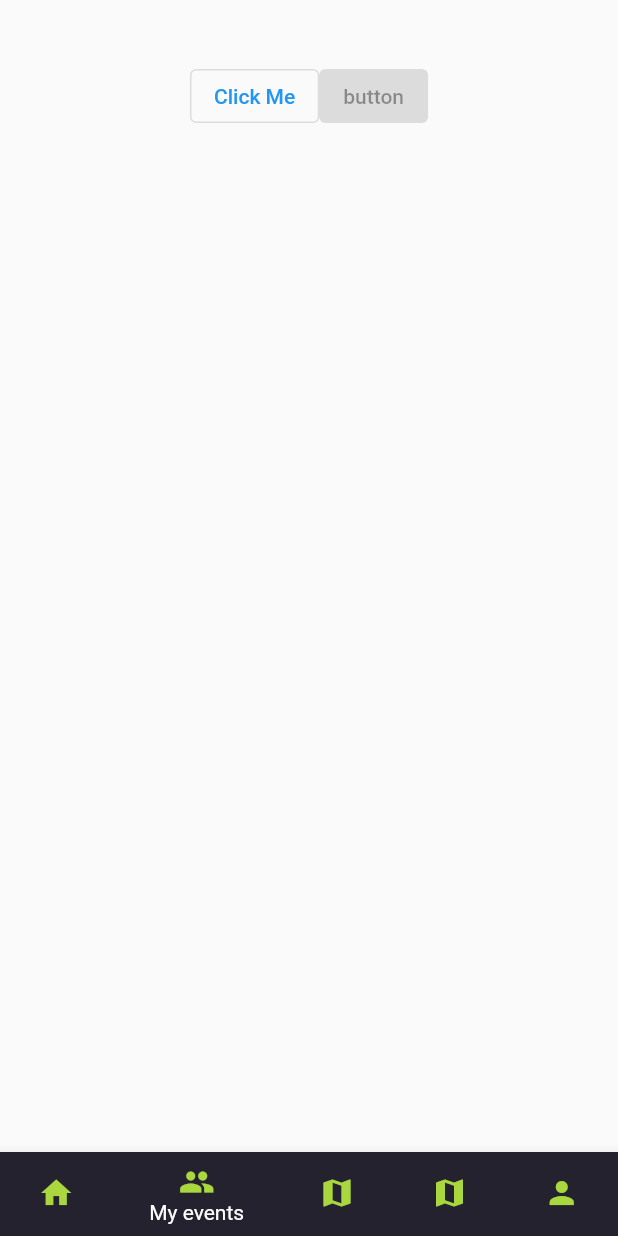
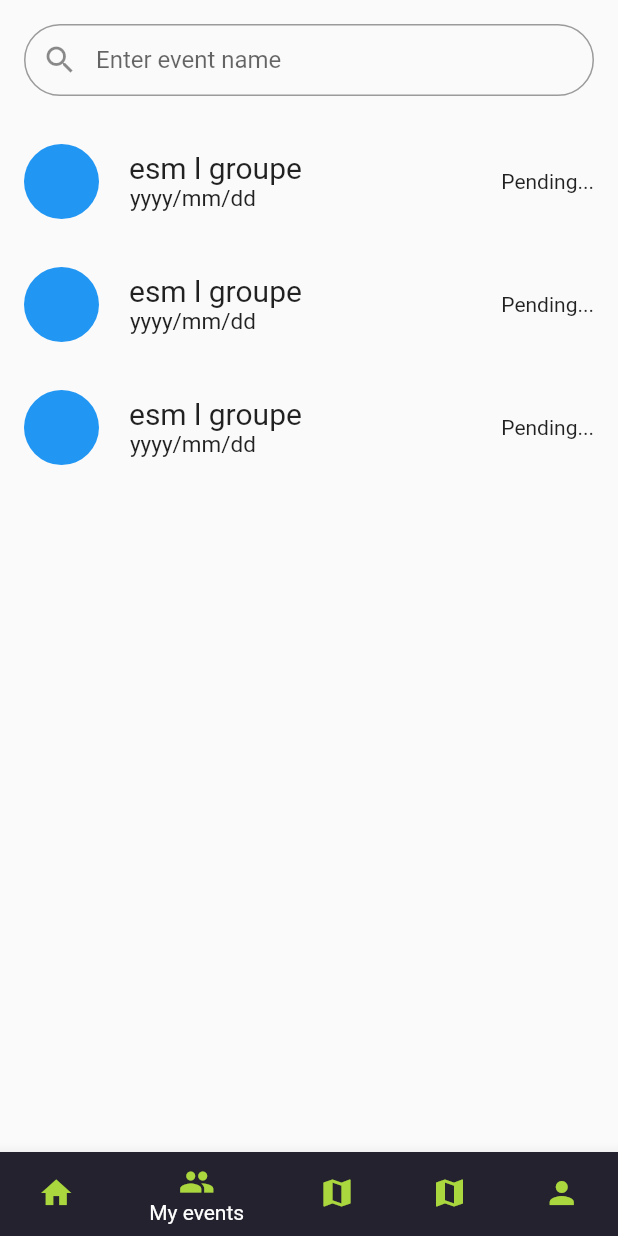
Before and after one commit to mohamedkhrouf/my-camp, a Flutter app: the screen it shows after launch, item 2 of the bottom bar chosen, on a phone screen of 412 x 824 dp. Run offline on Flutter 3.47's test engine with Material 2 defaults, Android fonts, the phone set to English and light mode, and no system bars.

Commit message:
events / discussions / navigator

```diff
--- /dev/null
+++ b/lib/screens/discussion/mainScreen/discussion.dart
@@ -0,0 +1,30 @@
+import 'package:flutter/cupertino.dart';
+import 'package:flutter/material.dart';
+import 'package:my_camp/screens/homePage/widgets/publication.dart';
+
+
+
+class Discussion extends StatefulWidget {
+  @override
+  _Discussion createState() => _Discussion();
+}
+
+class _Discussion extends  State<Discussion> {
+
+
+  @override
+  Widget build(BuildContext context) {
+    return SingleChildScrollView(
+      child: Column(
+        children: [
+          Container(
+            child: ElevatedButton(
+              onPressed:(){ Navigator.pop(context);},
+            ),
+          ),
+          Cont(), Cont(), Cont(), Cont()],
+      ),
+    );
+
+  }
+}
--- a/lib/screens/index/mainScreen/index.dart
+++ b/lib/screens/index/mainScreen/index.dart
@@ -1,5 +1,6 @@
 import 'package:flutter/material.dart';
 import 'package:my_camp/screens/homePage/mainScreen/homePage.dart';
+import 'package:my_camp/screens/myEvents/mainScreen/myEvents.dart';
 
 
 
@@ -11,24 +12,9 @@ class Index extends StatefulWidget {
 class _IndexState extends State<Index> {
   var tabs = [
     HomePage(),
-    Container(
-      margin: EdgeInsets.only(top: 40.0,),
 
-      child: Row(
-        mainAxisAlignment: MainAxisAlignment.center,
-        children: [
-        OutlinedButton(
-          onPressed: () {
-            print('Received click');
-          },
-          child: const Text('Click Me'),
-        ),
-        ElevatedButton(
-          onPressed: null,
-          child: Text('button'),
-        ),
-      ]),
-    ),
+    MyEvents(),
+
     Center(
       child: Text("Camp "),
     ),
--- /dev/null
+++ b/lib/screens/myEvents/mainScreen/myEvents.dart
@@ -0,0 +1,52 @@
+import 'package:flutter/cupertino.dart';
+
+import 'package:flutter/cupertino.dart';
+import 'package:flutter/material.dart';
+import 'package:my_camp/screens/myEvents/widgets/event.dart';
+
+class MyEvents extends StatelessWidget {
+  final GlobalKey<FormState> _formKey = GlobalKey<FormState>();
+  final border = OutlineInputBorder(
+      borderRadius: BorderRadius.all(Radius.circular(90.0)),
+      borderSide: BorderSide(
+        color: Colors.transparent,
+      )
+  );
+  @override
+  Widget build(BuildContext context) {
+    return SingleChildScrollView(
+     child: Column(children: [
+      Container(
+          child: Form(
+              key: _formKey,
+              child: Container(
+                  margin: EdgeInsets.all(16.0),
+                  child:
+                    TextFormField(
+                      decoration: const InputDecoration(
+                      hintText: 'Enter event name',
+                      contentPadding: EdgeInsets.only(left: 15.0),
+                      border:  OutlineInputBorder(
+                        borderRadius: BorderRadius.all( Radius.circular(90.0))
+                      ),
+                      prefixIcon: Icon(Icons.search)
+
+                    )
+              )
+
+              )
+          ),
+       /* decoration: BoxDecoration(
+
+            borderRadius: BorderRadius.all(Radius.circular(90.0)),
+            border: Border.all()
+
+        ),*/
+
+      ),
+      Group(),
+      Group(),
+      Group(),
+    ]));
+  }
+}
--- /dev/null
+++ b/lib/screens/myEvents/widgets/event.dart
@@ -0,0 +1,53 @@
+import 'package:flutter/cupertino.dart';
+import 'package:flutter/material.dart';
+import 'package:my_camp/screens/discussion/mainScreen/discussion.dart';
+
+class Group extends StatelessWidget {
+  @override
+  Widget build(BuildContext context) {
+    return new GestureDetector(
+        onTap: () {
+          Navigator.push(
+            context,
+            MaterialPageRoute(builder: (context) => Discussion()),
+          );
+        },
+        child: Container(
+          padding: EdgeInsets.all(16.0),
+          child: Row(
+
+            children: [
+              Container(
+                child: Container(
+                    height: 50,
+                    width: 50,
+                    decoration: new BoxDecoration(
+                      color: Colors.blue,
+                      shape: BoxShape.circle,
+                    )),
+              ),
+              Container(
+                  padding: EdgeInsets.only(left: 20),
+                  child: Column(
+                    children: [
+                      Container(
+                          child: Text("esm l groupe",
+                              style: TextStyle(fontSize: 20))),
+                      Container(
+                          child: Text("yyyy/mm/dd",
+                          style: TextStyle(fontSize: 15)
+                          ),
+                          margin: EdgeInsets.only(right: 30.0) ,
+                      ),
+                    ],
+                  )),
+              Expanded(
+                  child: Align(
+                child: Text("Pending..."),
+                alignment: Alignment.bottomRight,
+              ))
+            ],
+          ),
+        ));
+  }
+}
```
